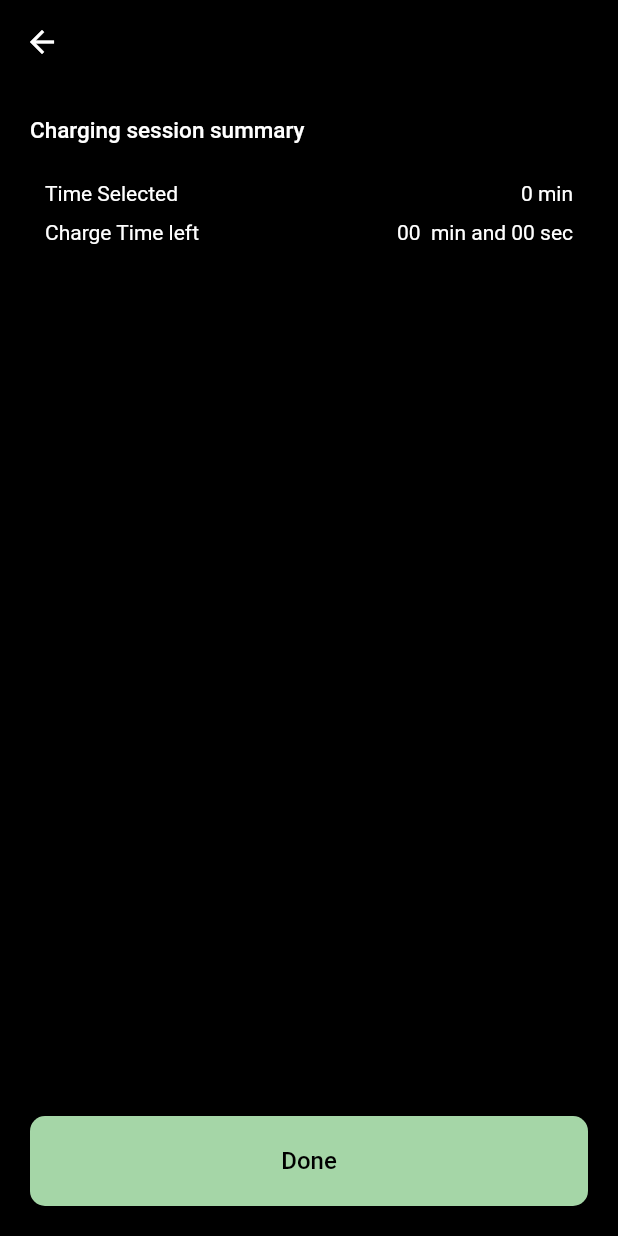
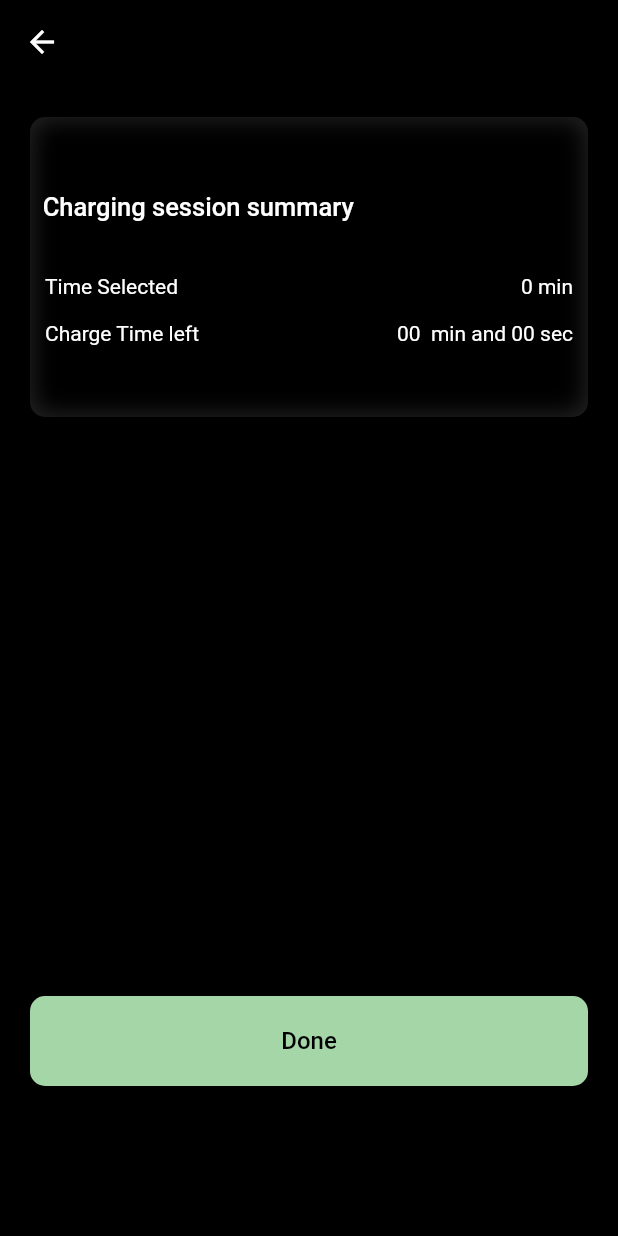
Before and after one commit to esharma33/chargeApp, a Flutter app: the Charging_screen screen opened directly with empty values, after a tap on "Stop", on a phone screen of 412 x 824 dp. Run offline on Flutter 3.47's test engine with Material 2 defaults, Android fonts, the phone set to English and light mode, and no system bars; our stand-ins replace circular_countdown_timer, firebase_core, flutter_blue, flutter_rating_bar, fluttertoast, geolocator and 6 more; missing offline and left inert: dart:ffi, qr_code_scanner, razorpay_flutter; accounts and stored records are empty.

Commit message:
latest code

```diff
--- a/lib/Screens/Charging_summary_screen.dart
+++ b/lib/Screens/Charging_summary_screen.dart
@@ -36,7 +36,7 @@ class _Charging_summaryState extends State<Charging_summary> {
               color: Colors.white,
             ),
             onPressed: () {
-              //Navigator.pop(context);
+              Navigator.pop(context);
             }),
       ),
       body: CustomScrollView(
@@ -44,34 +44,52 @@ class _Charging_summaryState extends State<Charging_summary> {
           SliverFillRemaining(
         hasScrollBody: false,
         child: Padding(
-          padding: EdgeInsets.only(top: 22, bottom: 20, right: 20, left: 20),
+          padding: EdgeInsets.only(top: 22, bottom: 100, right: 20, left: 20),
           child: Stack(
             children: [
-              Column(
+              Container(
+                height: 200,
+                decoration: BoxDecoration(
+                  boxShadow: [
+                    BoxShadow(
+                      color: Colors.grey.shade900, // darker color
+                    ),
+                    BoxShadow(
+                      color: Colors.black, // background color
+                      spreadRadius: -3.0,
+                      blurRadius: 12.0,
+                    ),
+                  ],
+
+                  borderRadius: BorderRadius.all(Radius.circular(10)),
+                  // only(
+                  //     bottomLeft: Radius.circular(10.0),
+                  //     topLeft: Radius.circular(10.0)),
+                  //  color: Colors.grey.shade900,
+                ),
+                child: Column(
                   mainAxisAlignment: MainAxisAlignment.start,
                   crossAxisAlignment: CrossAxisAlignment.start,
                   children: [
+                    SizedBox(height: 50,),
                     Text(
-                    "Charging session summary",
+                      "  Charging session summary",
                       style: TextStyle(
-                        fontSize: 15,
+                          fontSize: 17,
                           fontWeight: FontWeight.w500,
                           color: Colors.white),
                     ),
                     SizedBox(
-                    height: 25,
+                      height: 35,
                     ),
                     BuildRow("Time Selected", "${widget.duration} min"),
                     SizedBox(
-                    height: 10,
+                      height: 15,
                     ),
                     BuildRow("Charge Time left",
                         "${widget.mins}  min and ${widget.sec} sec"),
-                  SizedBox(
-                    height: 30,
+                   ],),
               ),
-                  //BuildRow("Total Cost", " ₹ 35.42"),
-                 ],),
 
               Align(
                 alignment: FractionalOffset.bottomCenter,
--- a/lib/Screens/charge_duration.dart
+++ b/lib/Screens/charge_duration.dart
@@ -187,11 +187,14 @@ class _Charge_duration_screenState extends State<Charge_duration_screen> {
                   height: 10,
                 ),
                 Row(
-                  mainAxisAlignment: MainAxisAlignment.spaceAround,
+                  mainAxisAlignment: MainAxisAlignment.center,
                   children: [
                     DurationButton(30),
+                    SizedBox(width: 15,),
                     DurationButton(60),
+                    SizedBox(width: 15,),
                     DurationButton(120),
+                    SizedBox(width: 15,),
                     DurationButton(240),
                   ],
                 ),
--- a/lib/Screens/charging_screen.dart
+++ b/lib/Screens/charging_screen.dart
@@ -43,7 +43,9 @@ class _Charging_screenState extends State<Charging_screen> {
     countdownTimer =
         Timer.periodic(Duration(seconds: 1), (_) => setCountDown());
   }
-
+void stoptimer(){
+    countdownTimer?.cancel();
+}
   String mins = "";
   String sec = "";
   @override
@@ -225,6 +227,8 @@ class _Charging_screenState extends State<Charging_screen> {
                                     fontSize: 15, color: Colors.white),
                               ),
                               onPressed: () {
+                                _controller.pause();
+                                 stoptimer();
                                 Navigator.push(
                                     context,
                                     MaterialPageRoute(
--- a/pubspec.yaml
+++ b/pubspec.yaml
@@ -14,7 +14,7 @@ publish_to: 'none' # Remove this line if you wish to publish to pub.dev
 # In iOS, build-name is used as CFBundleShortVersionString while build-number used as CFBundleVersion.
 # Read more about iOS versioning at
 # https://developer.apple.com/library/archive/documentation/General/Reference/InfoPlistKeyReference/Articles/CoreFoundationKeys.html
-version: 0.0.5+5
+version: 0.0.6+6
 
 environment:
   sdk: ">=2.16.2 <3.0.0"
```
Also changed, not shown: lib/Screens/Subscription_Screen.dart (+8 -8 lines), lib/Screens/device_id_input_screen.dart (+16 -13 lines), lib/Screens/payment.dart (+5 -3 lines), lib/Screens/qr_sacn_screen.dart (+16 -4 lines), 1 other file. Lines whose indentation alone changed are shown as unchanged.
